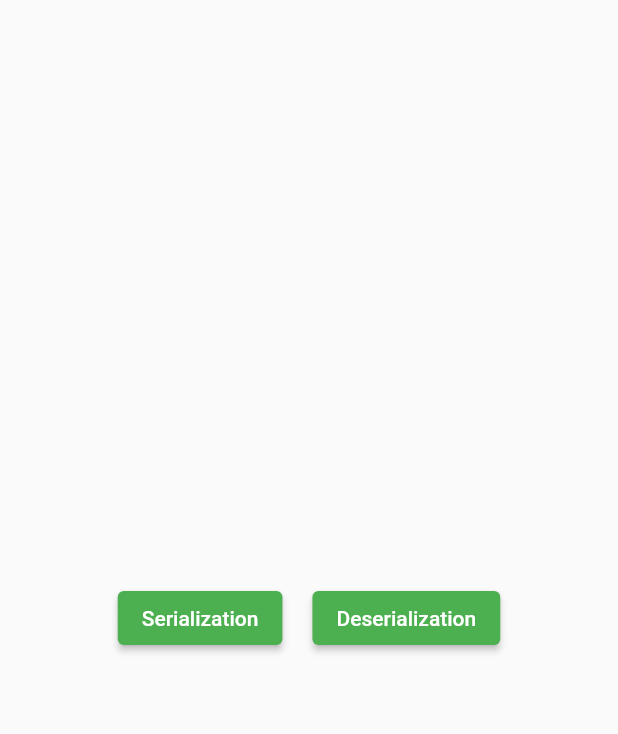
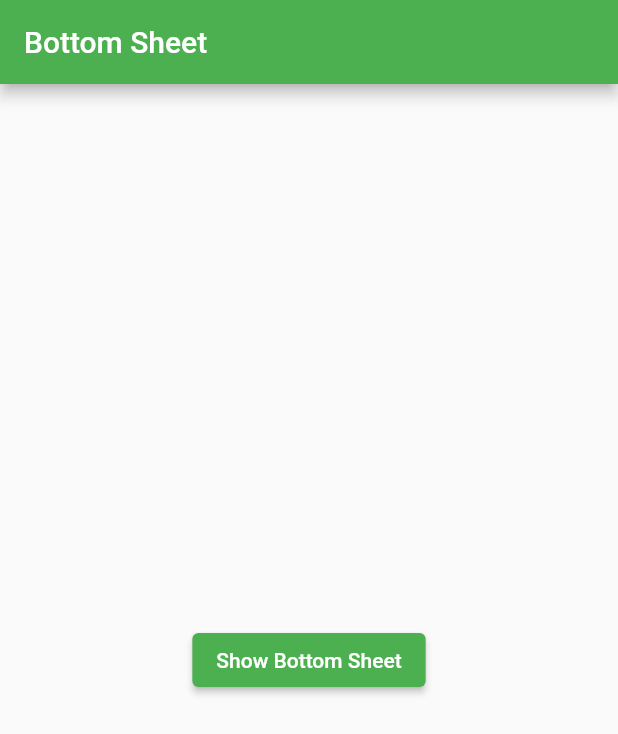
Before and after one commit to mdsomad/flutter_widgets, a Flutter app: the screen it shows after launch, on a phone screen of 412 x 824 dp. Shown: the top 734 px of the screen. Run offline on Flutter 3.47's test engine with Material 2 defaults, Android fonts, the phone set to English and light mode, and no system bars.

Commit message:
BottomSheet completed

```diff
--- /dev/null
+++ b/lib/Bottom_Sheet.dart
@@ -0,0 +1,69 @@
+import 'package:flutter/material.dart';
+
+class Bottom_Sheet extends StatefulWidget {
+  const Bottom_Sheet({Key? key}) : super(key: key);
+
+  @override
+  State<Bottom_Sheet> createState() => _Bottom_SheetState();
+}
+
+class _Bottom_SheetState extends State<Bottom_Sheet> {
+  @override
+  Widget build(BuildContext context) {
+    return Scaffold(
+      appBar: AppBar(
+        title: Text("Bottom Sheet"),
+      ),
+
+
+      body: Container(
+          child: Builder(
+              builder: ((context) => Center(
+                    child: ElevatedButton(
+                        onPressed: () {
+                          showModalBottomSheet(
+                              backgroundColor: Colors.pink[100],
+                              context: context,
+                              builder: (BuildContext mContext) {
+                                return Container(
+                                  child: Wrap(
+                                    children: [
+                                      new ListTile(
+                                        onTap: (() {
+                                          print("Click Home");
+                                        }),
+                                        leading: Icon(Icons.home),
+                                        title: Text("Home"),
+                                      ),
+                                      new ListTile(
+                                        onTap: (() {
+                                          print("Click bookmark");
+                                        }),
+                                        leading: Icon(Icons.bookmark),
+                                        title: Text("Bookmark"),
+                                      ),
+                                      new ListTile(
+                                        onTap: (() {
+                                          Navigator.pop(context);
+                                          print("Click settings");
+                                        }),
+                                        leading: Icon(Icons.settings),
+                                        title: Text("Settings"),
+                                      ),
+                                      new ListTile(
+                                        onTap: (() {
+                                          print("Click logout");
+                                        }),
+                                        leading: Icon(Icons.logout),
+                                        title: Text("Logout"),
+                                      ),
+                                    ],
+                                  ),
+                                );
+                              });
+                        },
+                        child: Text("Show Bottom Sheet")),
+                  )))),
+    );
+  }
+}
--- a/lib/JSON_Serialization_and_Deserialization.dart
+++ /dev/null
@@ -1,56 +0,0 @@
- import 'dart:convert';
-
-import 'package:flutter/material.dart';
-import 'package:flutter_widgets/UserModel.dart';
-
-
- class JSON_Serialization_and_Deserialization extends StatefulWidget {
-  const JSON_Serialization_and_Deserialization({Key? key}) : super(key: key);
-
-  @override
-  State<JSON_Serialization_and_Deserialization> createState() => _JSON_Serialization_and_DeserializationState();
-}
-
-class _JSON_Serialization_and_DeserializationState extends State<JSON_Serialization_and_Deserialization> {
-
-  UserModel userModel = UserModel(id: "001", fullname: "Soamd", email: "mdsomad@gmail");
-
-  String userJSON  = '{"id":"00","fullname":"Saomd","email":"mdsoamd@gamil.com"}';
-
-
-
-  @override
-  Widget build(BuildContext context) {
-    return Scaffold(
-      body:SafeArea(
-        child:Center(
-          child: Row(
-            mainAxisAlignment: MainAxisAlignment.center,
-            children: [
-              ElevatedButton(onPressed: (){
-
-                // Serialization code
-                Map<String,dynamic> useMap = userModel.toMap();
-                var json = jsonEncode(useMap);
-                print(json.toString());
-
-              }, child: Text("Serialization")),
-              SizedBox(
-                width: 20,
-              ),
-              ElevatedButton(onPressed: (){
-
-                // De-serialization
-                var decoded = jsonDecode(userJSON);
-                Map<String,dynamic> userMap = decoded;
-                UserModel newUser = new UserModel.formMap(userMap);
-                print(newUser.email.toString());
-
-              }, child: Text("Deserialization")),
-            ],
-          ),
-        )
-      ),
-    );
-  }
-}
--- a/lib/UserModel.dart
+++ /dev/null
@@ -1,30 +0,0 @@
-// ignore_for_file: public_member_api_docs, sort_constructors_first
-class UserModel {
-  late String id;
-  late String fullname;
-  late String email;
-
-  UserModel({
-    required this.id,
-    required this.fullname,
-    required this.email,
-  });
-
-
-  // Map to Object
-  UserModel.formMap(Map<String,dynamic>map){
-    this.id = map["id"];
-    this.fullname = map["fullname"];
-    this.email = map["email"];
-  }
-
-
-  // Object to Map
-  Map<String,dynamic> toMap() {
-    return {
-      "id":this.id,
-      "fullname":this.fullname,
-      "email":this.email,
-    };
-  }
-}
--- a/lib/main.dart
+++ b/lib/main.dart
@@ -1,7 +1,6 @@
 // ignore_for_file: prefer_const_constructors
 import 'package:flutter/material.dart';
-import 'package:flutter_widgets/JSON_Serialization_and_Deserialization.dart';
-
+import 'package:flutter_widgets/Bottom_Sheet.dart';
 
 
 
@@ -25,7 +24,7 @@ class MyApp extends StatelessWidget {
      darkTheme: ThemeData(
       brightness: Brightness.dark
      ),
-       home: JSON_Serialization_and_Deserialization(),
+       home: Bottom_Sheet(),
     );
   }
 }
```
